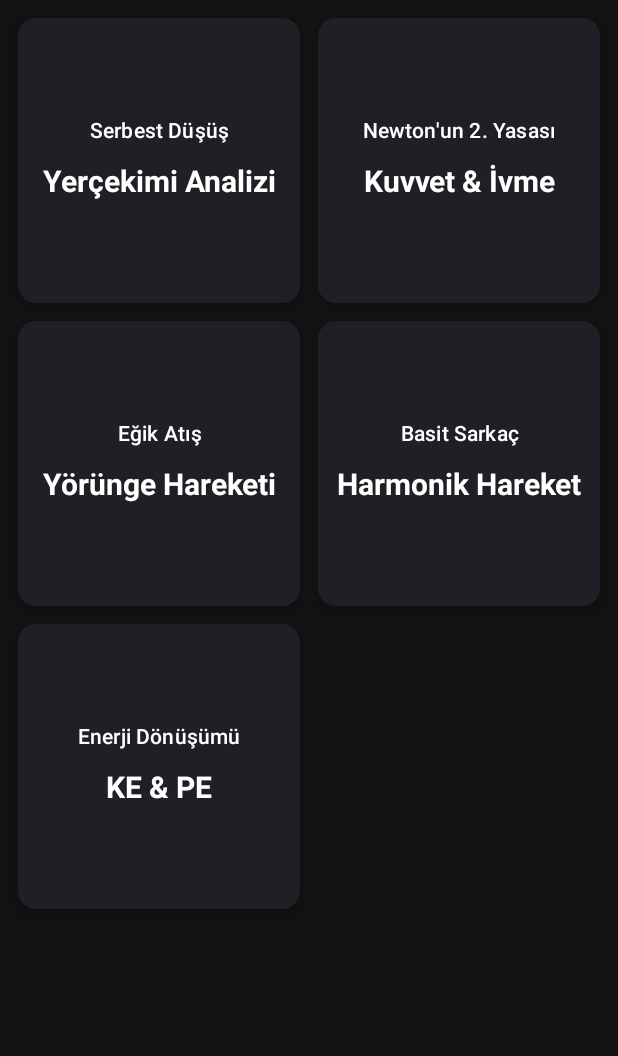
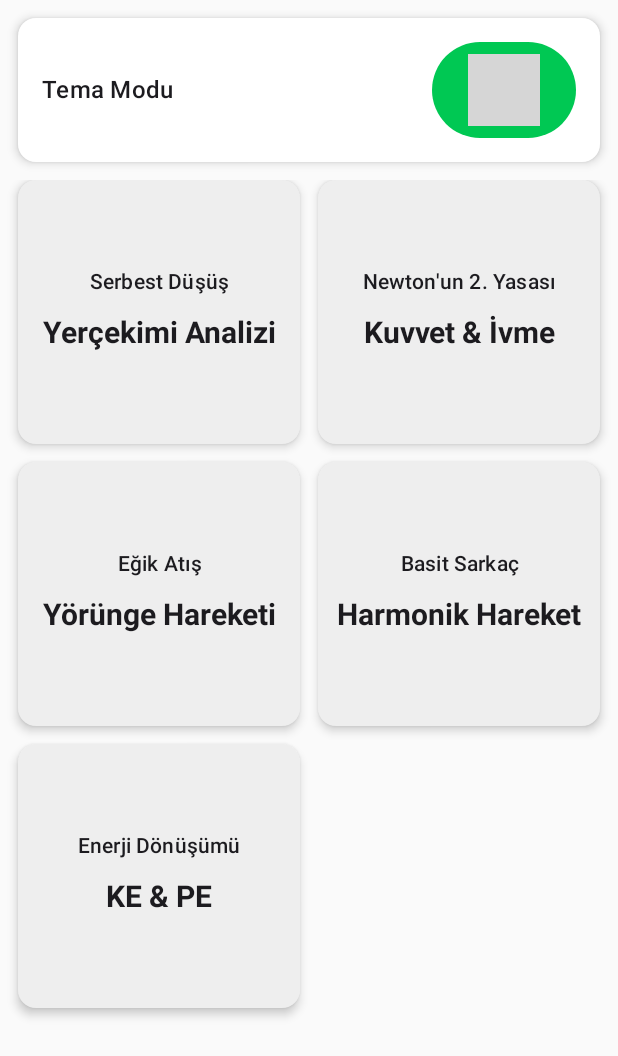
Before and after one commit to yusufyorunc/Fizik-Simulator, an Android app built with Jetpack Compose: the screen it shows after launch (MainActivity), on a phone screen of 412 x 824 dp. Shown: the top 1056 px of the screen. Run offline under Robolectric (Android 15) with nearby library versions, the phone set to English and light mode, and no system bars; 4 statements that could not run were skipped; grey boxes are pictures that could not be loaded.

Commit message:
Add: Implement theme switching with Light, Dark, and System modes

```diff
--- a/app/src/main/java/com/yusufyorunc/fizik/simulator/MainActivity.kt
+++ b/app/src/main/java/com/yusufyorunc/fizik/simulator/MainActivity.kt
@@ -11,6 +11,7 @@ import androidx.compose.ui.Modifier
 import com.yusufyorunc.fizik.simulator.screens.*
 import com.yusufyorunc.fizik.simulator.screens.home.HomeScreen
 import com.yusufyorunc.fizik.simulator.ui.theme.FizikSimulatorTheme
+import com.yusufyorunc.fizik.simulator.ui.theme.rememberThemeState
 
 enum class Screen {
     HOME, FREE_FALL, NEWTON, PROJECTILE, PENDULUM, ENERGY
@@ -27,7 +28,9 @@ class MainActivity : ComponentActivity() {
         }
 
         setContent {
-            FizikSimulatorTheme {
+            val themeState = rememberThemeState()
+
+            FizikSimulatorTheme(useDarkTheme = themeState.isDarkTheme()) {
                 Surface(
                     modifier = Modifier.fillMaxSize(),
                     color = MaterialTheme.colorScheme.background
@@ -36,7 +39,8 @@ class MainActivity : ComponentActivity() {
 
                     when (currentScreen) {
                         Screen.HOME -> HomeScreen(
-                            onNavigate = { screen -> currentScreen = screen }
+                            onNavigate = { screen -> currentScreen = screen },
+                            themeState = themeState
                         )
 
                         Screen.FREE_FALL -> FreeFallScreen(onBackClick = {
--- a/app/src/main/java/com/yusufyorunc/fizik/simulator/screens/home/HomeScreen.kt
+++ b/app/src/main/java/com/yusufyorunc/fizik/simulator/screens/home/HomeScreen.kt
@@ -2,24 +2,32 @@ package com.yusufyorunc.fizik.simulator.screens.home
 
 import android.annotation.SuppressLint
 import androidx.compose.foundation.layout.Arrangement
+import androidx.compose.foundation.layout.Column
+import androidx.compose.foundation.layout.Row
 import androidx.compose.foundation.layout.fillMaxSize
+import androidx.compose.foundation.layout.fillMaxWidth
 import androidx.compose.foundation.layout.height
 import androidx.compose.foundation.layout.padding
 import androidx.compose.foundation.lazy.grid.GridCells
 import androidx.compose.foundation.lazy.grid.LazyVerticalGrid
 import androidx.compose.foundation.lazy.grid.items
+import androidx.compose.material3.Button
+import androidx.compose.material3.Card
+import androidx.compose.material3.CardDefaults
 import androidx.compose.material3.MaterialTheme
 import androidx.compose.material3.Surface
+import androidx.compose.material3.Text
 import androidx.compose.runtime.Composable
+import androidx.compose.ui.Alignment
 import androidx.compose.ui.Modifier
 import androidx.compose.ui.platform.LocalConfiguration
 import androidx.compose.ui.res.stringResource
-import androidx.compose.ui.tooling.preview.Preview
 import androidx.compose.ui.unit.dp
 import com.yusufyorunc.fizik.simulator.R
 import com.yusufyorunc.fizik.simulator.Screen
+import com.yusufyorunc.fizik.simulator.ui.theme.ThemeMode
+import com.yusufyorunc.fizik.simulator.ui.theme.ThemeState
 import com.yusufyorunc.fizik.simulator.ui.widgets.StatCard
-
 
 data class CardData(
     val title: String,
@@ -29,10 +37,13 @@ data class CardData(
 
 @SuppressLint("ConfigurationScreenWidthHeight")
 @Composable
-fun HomeScreen(onNavigate: (Screen) -> Unit) {
+fun HomeScreen(
+    onNavigate: (Screen) -> Unit,
+    themeState: ThemeState
+) {
     val configuration = LocalConfiguration.current
     val screenHeight = configuration.screenHeightDp.dp
-    val cardHeight = (screenHeight - 64.dp) / 4
+    val cardHeight = (screenHeight - 120.dp) / 4
 
     val cardItems = listOf(
         CardData(
@@ -66,11 +77,47 @@ fun HomeScreen(onNavigate: (Screen) -> Unit) {
         modifier = Modifier.fillMaxSize(),
         color = MaterialTheme.colorScheme.background
     ) {
-        LazyVerticalGrid(
-            columns = GridCells.Fixed(2),
+        Column(
             modifier = Modifier
                 .fillMaxSize()
                 .padding(12.dp),
+            verticalArrangement = Arrangement.spacedBy(12.dp)
+        ) {
+            Card(
+                modifier = Modifier.fillMaxWidth(),
+                colors = CardDefaults.cardColors(
+                    containerColor = MaterialTheme.colorScheme.surface
+                ),
+                elevation = CardDefaults.cardElevation(defaultElevation = 4.dp)
+            ) {
+                Row(
+                    modifier = Modifier
+                        .fillMaxWidth()
+                        .padding(16.dp),
+                    horizontalArrangement = Arrangement.SpaceBetween,
+                    verticalAlignment = Alignment.CenterVertically
+                ) {
+                    Text(
+                        text = stringResource(R.string.theme_mode),
+                        style = MaterialTheme.typography.titleMedium,
+                        color = MaterialTheme.colorScheme.onSurface
+                    )
+                    Button(
+                        onClick = { themeState.toggleTheme() }
+                    ) {
+                        val themeText = when (themeState.themeMode) {
+                            ThemeMode.LIGHT -> "☀️"
+                            ThemeMode.DARK -> "🌙"
+                            ThemeMode.SYSTEM -> "⚙️"
+                        }
+                        Text(text = themeText, style = MaterialTheme.typography.titleLarge)
+                    }
+                }
+            }
+
+            LazyVerticalGrid(
+                columns = GridCells.Fixed(2),
+                modifier = Modifier.weight(1f),
                 horizontalArrangement = Arrangement.spacedBy(12.dp),
                 verticalArrangement = Arrangement.spacedBy(12.dp)
             ) {
@@ -85,9 +132,4 @@ fun HomeScreen(onNavigate: (Screen) -> Unit) {
             }
         }
     }
-
-@Preview(showBackground = true)
-@Composable
-fun HomeScreenPreview() {
-    HomeScreen(onNavigate = {})
 }
--- a/app/src/main/java/com/yusufyorunc/fizik/simulator/ui/theme/Theme.kt
+++ b/app/src/main/java/com/yusufyorunc/fizik/simulator/ui/theme/Theme.kt
@@ -1,9 +1,31 @@
 package com.yusufyorunc.fizik.simulator.ui.theme
 
+import android.os.Build
+import androidx.compose.foundation.isSystemInDarkTheme
 import androidx.compose.material3.MaterialTheme
 import androidx.compose.material3.darkColorScheme
+import androidx.compose.material3.dynamicDarkColorScheme
+import androidx.compose.material3.dynamicLightColorScheme
+import androidx.compose.material3.lightColorScheme
 import androidx.compose.runtime.Composable
 import androidx.compose.ui.graphics.Color
+import androidx.compose.ui.platform.LocalContext
+
+private val LightColorScheme = lightColorScheme(
+    primary = Color(0xFF00C853),
+    secondary = Color(0xFF2962FF),
+    tertiary = Color(0xFFAA00FF),
+    background = Color(0xFFFAFAFA),
+    surface = Color(0xFFFFFFFF),
+    surfaceVariant = Color(0xFFF5F5F5),
+    surfaceContainer = Color(0xFFEEEEEE),
+    onPrimary = Color.White,
+    onSecondary = Color.White,
+    onTertiary = Color.White,
+    onBackground = Color(0xFF1C1B1F),
+    onSurface = Color(0xFF1C1B1F),
+    onSurfaceVariant = Color(0xFF49454F),
+)
 
 private val DarkColorScheme = darkColorScheme(
     primary = Color(0xFF00E676),
@@ -11,20 +33,30 @@ private val DarkColorScheme = darkColorScheme(
     tertiary = Color(0xFFD500F9),
     background = Color(0xFF121212),
     surface = Color(0xFF1E1E1E),
+    surfaceVariant = Color(0xFF2C2C2C),
+    surfaceContainer = Color(0xFF252525),
     onPrimary = Color.Black,
     onSecondary = Color.White,
     onTertiary = Color.White,
     onBackground = Color.White,
     onSurface = Color.White,
+    onSurfaceVariant = Color(0xFFCAC4D0),
 )
 
 @Composable
 fun FizikSimulatorTheme(
-    useDarkTheme: Boolean = true,
+    useDarkTheme: Boolean = isSystemInDarkTheme(),
     dynamicColor: Boolean = false,
     content: @Composable () -> Unit
 ) {
-    val colorScheme = DarkColorScheme
+    val colorScheme = when {
+        dynamicColor && Build.VERSION.SDK_INT >= Build.VERSION_CODES.S -> {
+            val context = LocalContext.current
+            if (useDarkTheme) dynamicDarkColorScheme(context) else dynamicLightColorScheme(context)
+        }
+        useDarkTheme -> DarkColorScheme
+        else -> LightColorScheme
+    }
 
     MaterialTheme(
         colorScheme = colorScheme,
--- a/app/src/main/res/values/strings.xml
+++ b/app/src/main/res/values/strings.xml
@@ -14,6 +14,7 @@
     <string name="system_status_analysis">Sistem Durumu Analizi</string>
     <string name="energy_analysis">Enerji Analizi</string>
     <string name="ok">Tamam</string>
+    <string name="theme_mode">Tema Modu</string>
 
     <!-- Modules -->
     <string name="module_free_fall">Serbest Düşüş</string>
```
Also changed, not shown: app/src/main/java/com/yusufyorunc/fizik/simulator/ui/theme/ThemeState.kt (added, +43 -0 lines). Lines whose indentation alone changed are shown as unchanged.
